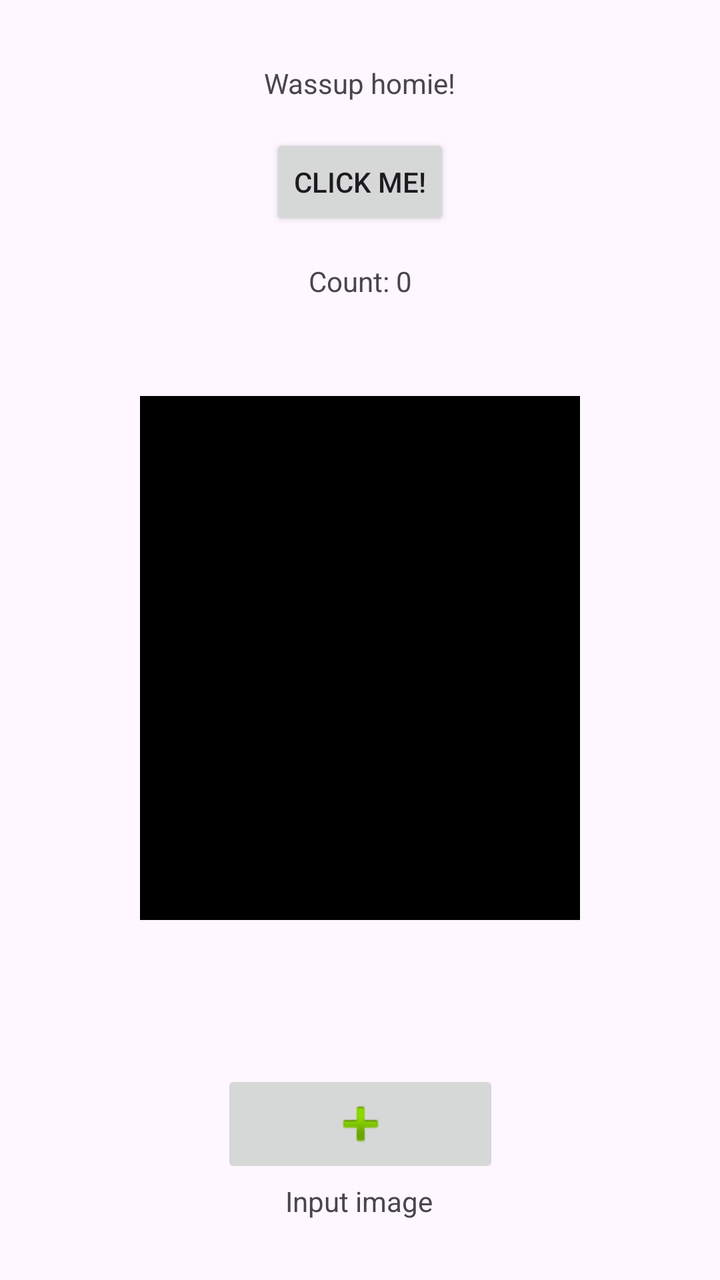
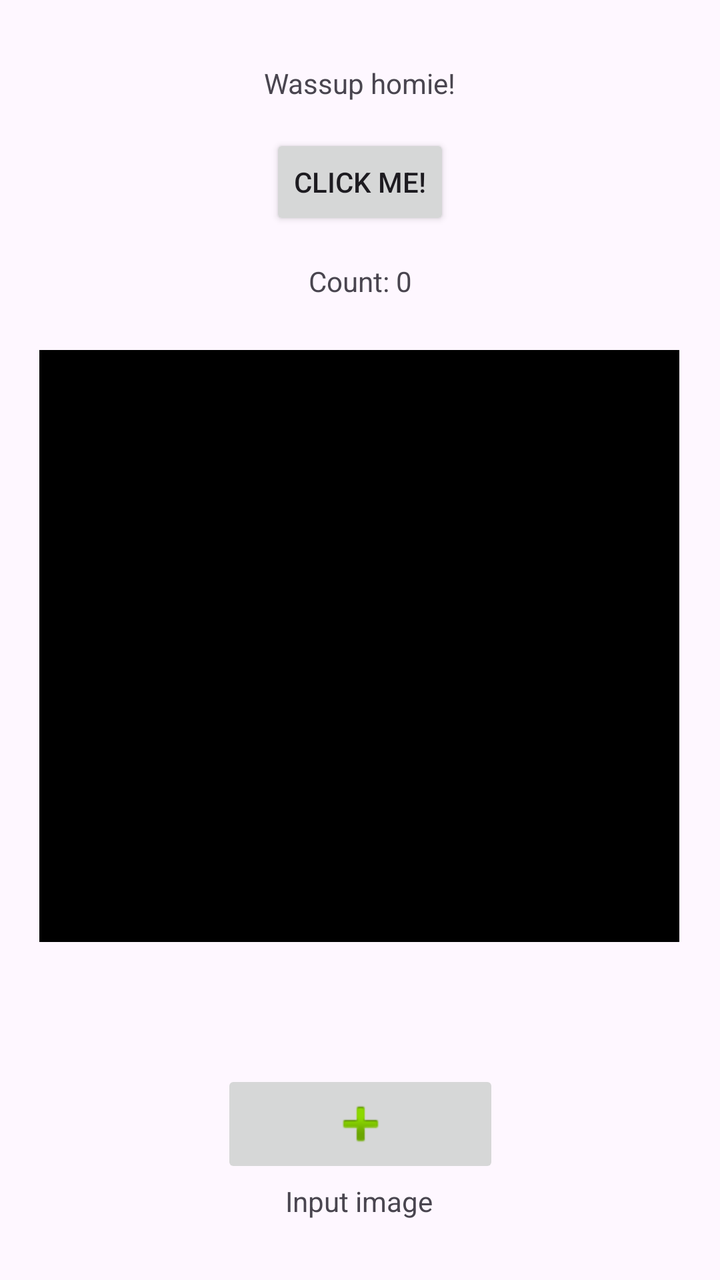

Before-and-after screenshots of an Android layout around one commit, followed by the original layout XML and the change that was made.
<!-- AndroidManifest.xml: application theme Theme.DisplayImageApp -->
<!-- res/layout/activity_main.xml -->
<?xml version="1.0" encoding="utf-8"?>
<androidx.constraintlayout.widget.ConstraintLayout xmlns:android="http://schemas.android.com/apk/res/android"
    xmlns:app="http://schemas.android.com/apk/res-auto"
    xmlns:tools="http://schemas.android.com/tools"
    android:id="@+id/main"
    android:layout_width="match_parent"
    android:layout_height="match_parent"
    tools:context=".MainActivity"
    >


    <TextView
        android:id="@+id/greeting"
        android:layout_width="wrap_content"
        android:layout_height="wrap_content"
        android:text="@string/wassup_homie"
        app:layout_constraintTop_toTopOf="parent"
        app:layout_constraintStart_toStartOf="parent"
        app:layout_constraintEnd_toEndOf="parent"
        android:layout_marginTop="32dp"/>

    <Button
        android:id="@+id/click_button"
        android:layout_width="wrap_content"
        android:layout_height="wrap_content"
        android:text="@string/click_me"
        app:layout_constraintTop_toBottomOf="@id/greeting"
        app:layout_constraintStart_toStartOf="parent"
        app:layout_constraintEnd_toEndOf="parent"
        android:layout_marginTop="16dp"/>

    <TextView
        android:id="@+id/counter"
        android:layout_width="wrap_content"
        android:layout_height="wrap_content"
        android:text="@string/count_0"
        app:layout_constraintTop_toBottomOf="@id/click_button"
        app:layout_constraintStart_toStartOf="parent"
        app:layout_constraintEnd_toEndOf="parent"
        android:layout_marginTop="16dp"/>

    <ImageButton
        android:id="@+id/addImageButton"
        android:layout_width="139dp"
        android:layout_height="54dp"
        android:layout_marginTop="420dp"
        app:layout_constraintEnd_toEndOf="parent"
        app:layout_constraintStart_toStartOf="parent"
        app:layout_constraintTop_toBottomOf="@id/click_button"
        app:srcCompat="@android:drawable/ic_input_add" />

    <TextView
        android:id="@+id/textView2"
        android:layout_width="wrap_content"
        android:layout_height="wrap_content"
        android:layout_marginTop="476dp"
        android:text="@string/input_image"
        app:layout_constraintEnd_toEndOf="parent"
        app:layout_constraintHorizontal_bias="0.498"
        app:layout_constraintStart_toStartOf="parent"
        app:layout_constraintTop_toBottomOf="@id/click_button" />

    <ImageView
        android:id="@+id/displayXRay"
        android:layout_width="220dp"
        android:layout_height="262dp"
        android:layout_marginBottom="64dp"
        app:layout_constraintBottom_toTopOf="@+id/addImageButton"
        app:layout_constraintEnd_toEndOf="parent"
        app:layout_constraintStart_toStartOf="parent"
        app:layout_constraintTop_toBottomOf="@id/click_button"
        app:layout_constraintVertical_bias="0.884"
        app:srcCompat="@android:drawable/screen_background_dark" />


</androidx.constraintlayout.widget.ConstraintLayout>
<!-- resources referenced by this layout -->
<resources>
  <string name="click_me">Click me!</string>
  <string name="count_0">Count: 0</string>
  <string name="input_image">Input image</string>
  <string name="wassup_homie">Wassup homie!</string>
  <style name="Theme.DisplayImageApp" parent="Base.Theme.DisplayImageApp" />
  <style name="Base.Theme.DisplayImageApp" parent="Theme.Material3.DayNight.NoActionBar">
          
          
      </style>
</resources>

<!-- the commit's change to res/layout/activity_main.xml (unified diff, before → after) -->
@@ -62,14 +62,15 @@
 
     <ImageView
         android:id="@+id/displayXRay"
-        android:layout_width="220dp"
-        android:layout_height="262dp"
+        android:layout_width="320dp"
+        android:layout_height="296dp"
         android:layout_marginBottom="64dp"
         app:layout_constraintBottom_toTopOf="@+id/addImageButton"
         app:layout_constraintEnd_toEndOf="parent"
+        app:layout_constraintHorizontal_bias="0.493"
         app:layout_constraintStart_toStartOf="parent"
         app:layout_constraintTop_toBottomOf="@id/click_button"
-        app:layout_constraintVertical_bias="0.884"
+        app:layout_constraintVertical_bias="1.0"
         app:srcCompat="@android:drawable/screen_background_dark" />
 
 
